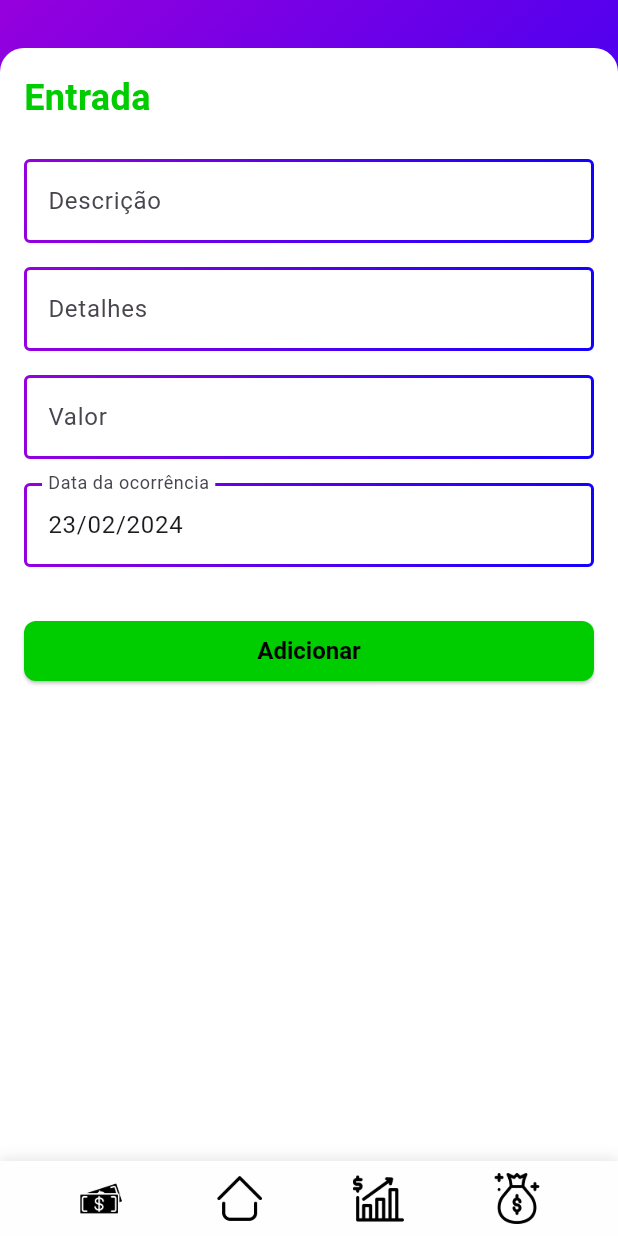
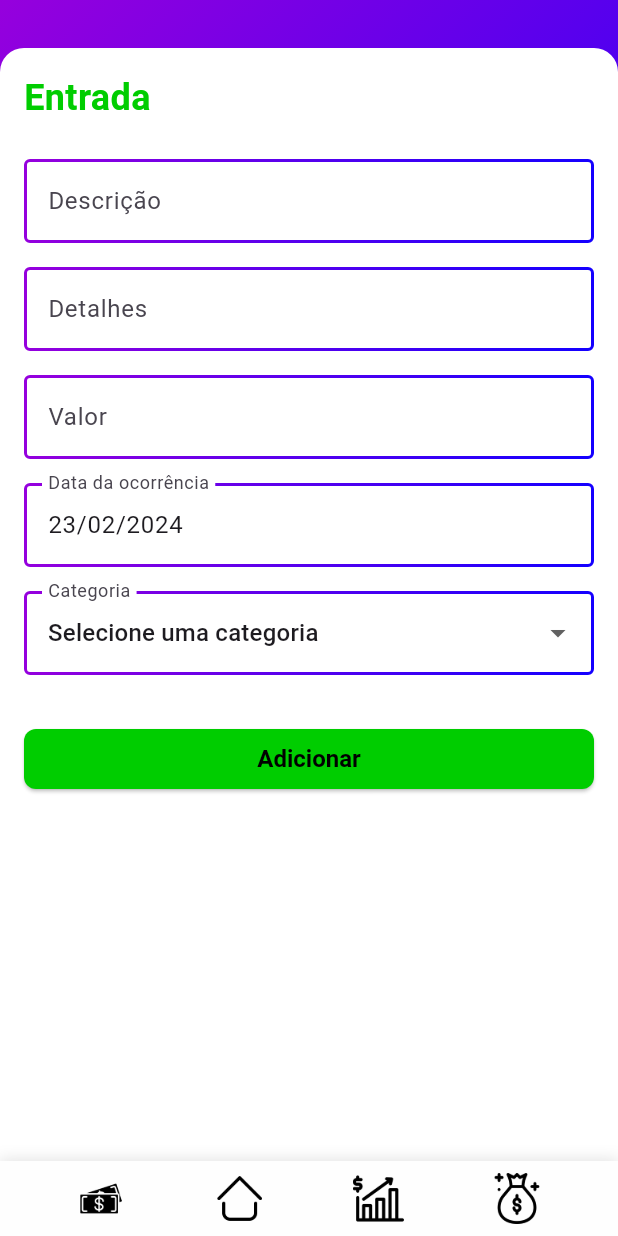
Before and after one commit to helder-luan/finances, a Flutter app: the EntradaScreen screen opened directly, on a phone screen of 412 x 824 dp. Run offline on Flutter 3.47's test engine with Material 3 defaults, Android fonts, the light colour scheme and no system bars; our stand-ins replace flutter_dotenv, flutter_native_splash, gradient_borders, motion_toast, sqflite; missing offline and left inert: mask, validatorless; accounts and stored records are empty.

Commit message:
cadastro de categoria

```diff
--- a/lib/main.dart
+++ b/lib/main.dart
@@ -1,10 +1,10 @@
 import 'package:finances/src/core/app.dart';
 import 'package:flutter/material.dart';
-
+import 'package:flutter_dotenv/flutter_dotenv.dart';
 // telas
 
 Future main() async {
   WidgetsFlutterBinding.ensureInitialized();
-
+  await dotenv.load(fileName: ".env");
   runApp(AppStart());
 }
--- /dev/null
+++ b/lib/src/controllers/categoria_controller.dart
@@ -0,0 +1,22 @@
+import 'package:finances/src/data/models/categoria.dart';
+import 'package:finances/src/data/repositories/categoria_repository.dart';
+import 'package:flutter/cupertino.dart';
+
+class CategoriaController extends ChangeNotifier {
+
+  set dataSourceCategoria(value) => dataSourceCategoriaNotifier.value = value;
+  List<Categoria> get dataSourceCategoria => dataSourceCategoriaNotifier.value;
+
+  ValueNotifier<List<Categoria>> dataSourceCategoriaNotifier =
+      ValueNotifier(<Categoria>[]);
+
+  final CategoriaRepository _categoriaRepository = CategoriaRepository();
+
+  final TextEditingController descricao = TextEditingController(text: '');
+
+  Future<void> getCategorias() async {
+    await _categoriaRepository.recoverAll().then((value) {
+      dataSourceCategoria = value;
+    });
+  }
+}
--- a/lib/src/controllers/gasto_controller.dart
+++ b/lib/src/controllers/gasto_controller.dart
@@ -19,6 +19,7 @@ class GastoController extends ChangeNotifier {
   final TextEditingController valor = TextEditingController(text: '');
   final TextEditingController detalhes = TextEditingController(text: '');
   final TextEditingController dataOcorrencia = TextEditingController(text: '');
+  final TextEditingController idCategoria = TextEditingController(text: '');
 
   // out
   final TextEditingController gastoMensal = TextEditingController(text: 'N');
--- a/lib/src/core/app.dart
+++ b/lib/src/core/app.dart
@@ -2,8 +2,11 @@ import 'package:finances/src/data/database/database.dart';
 import 'package:finances/src/ui/screens/Home/index.dart';
 import 'package:flutter/material.dart';
 import 'package:flutter_native_splash/flutter_native_splash.dart';
+import 'package:flutter_dotenv/flutter_dotenv.dart';
 
 class AppStart extends StatefulWidget {
+  const AppStart({super.key});
+
   @override
   _AppStartState createState() => _AppStartState();
 }
@@ -13,7 +16,7 @@ class _AppStartState extends State<AppStart> {
   void initState() {
     super.initState();
     WidgetsFlutterBinding.ensureInitialized();
-    DB.instance.initDB().then((_) {
+    DB.instance.initDB().then((_) async {
       FlutterNativeSplash.remove();
       runApp(const MyApp());
     });
--- a/lib/src/data/database/database.dart
+++ b/lib/src/data/database/database.dart
@@ -1,3 +1,4 @@
+import 'package:flutter_dotenv/flutter_dotenv.dart';
 import 'package:path/path.dart';
 import 'package:sqflite/sqflite.dart';
 
--- /dev/null
+++ b/lib/src/data/providers/contracts/categoria_provider.dart
@@ -0,0 +1,3 @@
+import 'package:finances/src/data/providers/contracts/crud_provider.dart';
+
+abstract class CategoriaProvider extends CRUDProvider {}
--- /dev/null
+++ b/lib/src/data/repositories/categoria_repository.dart
@@ -0,0 +1,8 @@
+import 'package:finances/src/data/models/categoria.dart';
+import 'package:finances/src/data/providers/database_providers/categoria_db_provider.dart';
+import 'package:finances/src/data/repositories/base_repository.dart';
+
+class CategoriaRepository extends BaseRepository<Categoria> {
+  CategoriaRepository()
+      : super(CategoriaDbProvider(), (map) => Categoria.fromMap(map));
+}
--- a/lib/src/ui/components/Form/Dropdown/index.dart
+++ b/lib/src/ui/components/Form/Dropdown/index.dart
@@ -3,12 +3,12 @@ import 'package:flutter/material.dart';
 import 'package:gradient_borders/gradient_borders.dart';
 
 class FormDropdownComponent extends StatefulWidget {
-  String label;
-  List<Map<dynamic, String>> items;
-  dynamic startValue;
-  Function(dynamic)? onChanged;
+  final String label;
+  final List<Map<dynamic, String>> items;
+  final dynamic startValue;
+  final Function(dynamic)? onChanged;
 
-  FormDropdownComponent({
+  const FormDropdownComponent({
     super.key,
     required this.label,
     required this.items,
--- a/lib/src/ui/screens/Gasto/GastoFlow/EntradaScreen/index.dart
+++ b/lib/src/ui/screens/Gasto/GastoFlow/EntradaScreen/index.dart
@@ -1,10 +1,11 @@
+import 'package:finances/src/controllers/categoria_controller.dart';
 import 'package:finances/src/controllers/gasto_controller.dart';
-import 'package:finances/src/controllers/mes_referencia_controller.dart';
 import 'package:finances/src/core/app_colors.dart';
 import 'package:finances/src/helpers/functions.dart';
 import 'package:finances/src/ui/components/BottomMenu/index.dart';
 import 'package:finances/src/ui/components/Button/index.dart';
 import 'package:finances/src/ui/components/Form/DatePicker/index.dart';
+import 'package:finances/src/ui/components/Form/Dropdown/index.dart';
 import 'package:finances/src/ui/components/Form/Input/index.dart';
 import 'package:finances/src/ui/components/TextComponent/index.dart';
 import 'package:finances/src/ui/screens/Gasto/index.dart';
@@ -21,12 +22,33 @@ class EntradaScreen extends StatefulWidget {
 
 class _EntradaScreenState extends State<EntradaScreen> {
   final GastoController _gastoController = GastoController();
+  final CategoriaController _categoriaController = CategoriaController();
+
+  List<Map<dynamic, String>> categorias = [
+    {'value': '', 'label': 'Selecione uma categoria'}
+  ];
+
+  Future<void> montaListaCategorias() async {
+    await _categoriaController.getCategorias();
+
+    for (var categoria in _categoriaController.dataSourceCategoria) {
+      categorias.add({
+        'value': categoria.idCategoria.toString(),
+        'label': categoria.descricao
+      });
+    }
+  }
+
+  Future<void> loadAll() async {
+    _gastoController.tipo.text = 'R';
+    _gastoController.dataOcorrencia.text = Functions.dataPt("${DateTime.now().toLocal()}".split(' ')[0]);
+    await montaListaCategorias();
+  }
 
   @override
   void initState() {
     super.initState();
-    _gastoController.tipo.text = 'R';
-    _gastoController.dataOcorrencia.text = Functions.dataPt("${DateTime.now().toLocal()}".split(' ')[0]);
+    loadAll();
   }
 
   @override
@@ -86,6 +108,25 @@ class _EntradaScreenState extends State<EntradaScreen> {
                               label: 'Data da ocorrência',
                               controller: _gastoController.dataOcorrencia,
                             ),
+                            FutureBuilder(
+                              future: montaListaCategorias(),
+                              builder: (context, snapshot) {
+                                if (snapshot.connectionState == ConnectionState.waiting) {
+                                  return const CircularProgressIndicator();
+                                } else if (snapshot.hasError) {
+                                  return const Text('Erro ao carregar categorias');
+                                }
+
+                                return FormDropdownComponent(
+                                  label: 'Categoria',
+                                  items: categorias,
+                                  startValue: '',
+                                  onChanged: (value) {
+                                    _gastoController.idCategoria.text = value;
+                                  },
+                                );
+                              }
+                            ),
                             Container(
                               margin: const EdgeInsets.only(top: 16.0),
                               width: MediaQuery.of(context).size.width-32,
--- a/pubspec.yaml
+++ b/pubspec.yaml
@@ -35,6 +35,7 @@ dependencies:
 
   # The following adds the Cupertino Icons font to your application.
   # Use with the CupertinoIcons class for iOS style icons.
+  flutter_dotenv: ^5.0.3
   cupertino_icons: ^1.0.2
   image_picker: ^0.8.6
   gradient_borders: ^0.2.0
```
Also changed, not shown: lib/src/data/providers/database_providers/categoria_db_provider.dart (added, +46 -0 lines), lib/src/ui/screens/Gasto/GastoFlow/SaidaScreen/index.dart (+37 -1 lines), pubspec.lock, 3 other files.
